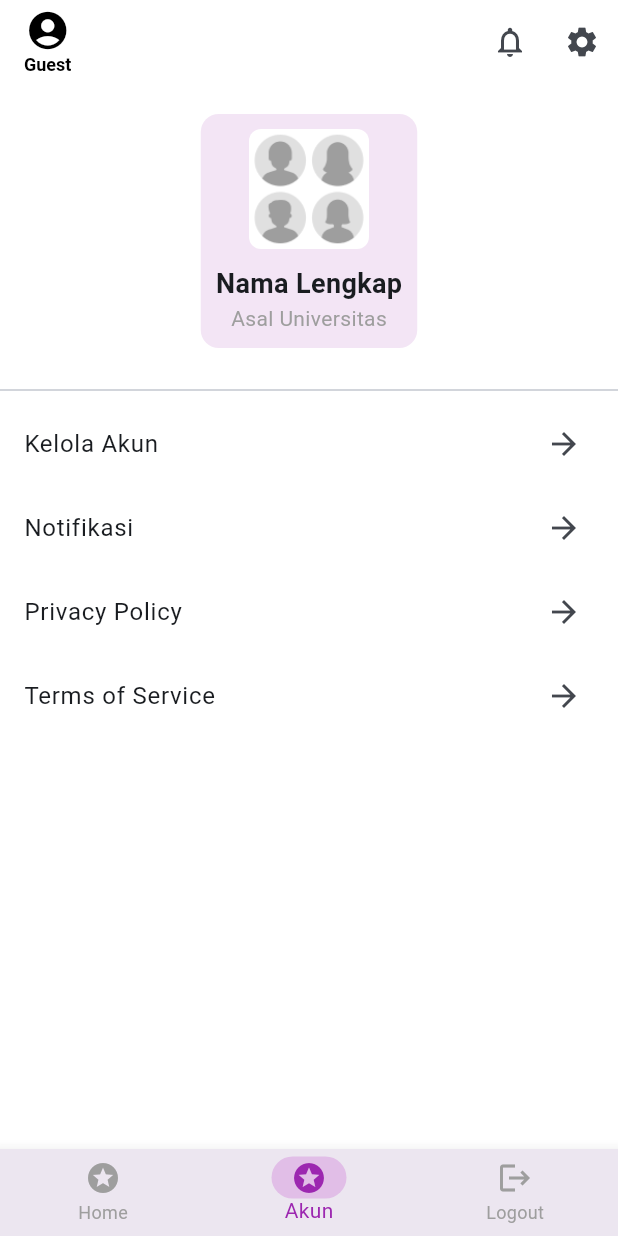
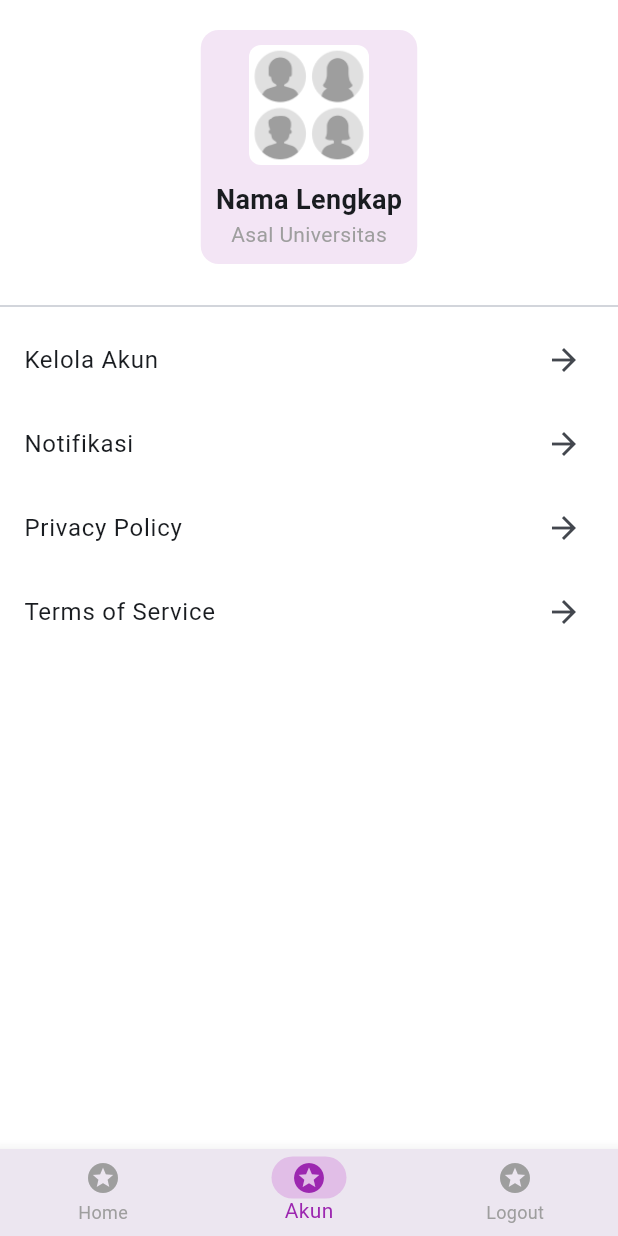
Before and after one commit to Kensa0day/fluta, a Flutter app: the HomePage screen opened directly, item 2 of the bottom bar chosen, on a phone screen of 412 x 824 dp. Run offline on Flutter 3.47's test engine with Material 3 defaults, Android fonts, the phone set to English and light mode, and no system bars.

Commit message:
Fluta 02

```diff
--- a/lib/akun.dart
+++ b/lib/akun.dart
@@ -13,7 +13,6 @@ class _AkunPageState extends State<AkunPage> {
   @override
   Widget build(BuildContext context) {
     return Scaffold(
-
       backgroundColor: Colors.white,
       body: isEditing ? _buildEditAkunView() : _buildAkunView(),
     );
--- a/lib/home.dart
+++ b/lib/home.dart
@@ -17,7 +17,14 @@ class _HomePageState extends State<HomePage> {
       case 0:
         return const HomeContent(); // Halaman Home
       case 1:
-        return const AkunPage(); // Halaman Akun
+        // Navigasi ke AkunPage tanpa membawa AppBar dari HomePage
+        return Navigator(
+          onGenerateRoute: (RouteSettings settings) {
+            return MaterialPageRoute(
+              builder: (_) => const AkunPage(),
+            );
+          },
+        );
       case 2:
         return const LogoutContent(); // Halaman Logout
       default:
@@ -37,7 +44,8 @@ class _HomePageState extends State<HomePage> {
     final itemWidth = screenWidth / 3;
 
     return Scaffold(
-      appBar: AppBar(
+      appBar: _selectedIndex == 0 // Only show AppBar on the Home tab
+          ? AppBar(
               automaticallyImplyLeading: false,
               backgroundColor: Colors.white,
               elevation: 0,
@@ -47,7 +55,10 @@ class _HomePageState extends State<HomePage> {
                   Icon(Icons.account_circle, color: Colors.black, size: 30),
                   Text(
                     "Guest",
-              style: TextStyle(color: Colors.black, fontSize: 12, fontWeight: FontWeight.bold),
+                    style: TextStyle(
+                        color: Colors.black,
+                        fontSize: 12,
+                        fontWeight: FontWeight.bold),
                   ),
                 ],
               ),
@@ -65,8 +76,8 @@ class _HomePageState extends State<HomePage> {
                   },
                 ),
               ],
-      ),
-
+            )
+          : null, // No AppBar on other tabs
       body: _getSelectedPage(), // Menampilkan halaman yang sesuai dengan indeks yang dipilih
 
       bottomNavigationBar: Stack(
@@ -84,11 +95,11 @@ class _HomePageState extends State<HomePage> {
                 label: "Home",
               ),
               BottomNavigationBarItem(
-                icon: Icon(Icons.account_circle),
+                icon: Icon(Icons.stars),
                 label: "Akun",
               ),
               BottomNavigationBarItem(
-                icon: Icon(Icons.logout),
+                icon: Icon(Icons.stars),
                 label: "Logout",
               ),
             ],
```
Lines whose indentation alone changed are shown as unchanged.
